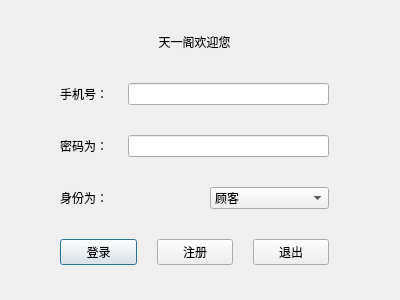
Qt form login_dialog.ui (jianghaojun/Management-system) before a commit.
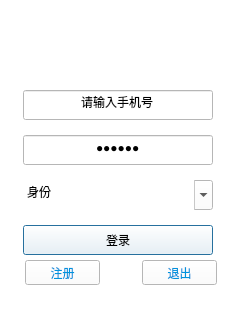
The same form after that commit. Icons and pictures are not drawn.

```diff
--- a/login_dialog.ui
+++ b/login_dialog.ui
@@ -6,37 +6,149 @@
    <rect>
     <x>0</x>
     <y>0</y>
-    <width>400</width>
-    <height>300</height>
+    <width>240</width>
+    <height>330</height>
    </rect>
   </property>
   <property name="windowTitle">
    <string>登录Login</string>
   </property>
   <property name="styleSheet">
-   <string notr="true"/>
+   <string notr="true">
+background-color: rgb(255, 255, 255);</string>
   </property>
+  <widget class="QLabel" name="label">
+   <property name="geometry">
+    <rect>
+     <x>85</x>
+     <y>13</y>
+     <width>60</width>
+     <height>60</height>
+    </rect>
+   </property>
+   <property name="minimumSize">
+    <size>
+     <width>60</width>
+     <height>60</height>
+    </size>
+   </property>
+   <property name="maximumSize">
+    <size>
+     <width>60</width>
+     <height>60</height>
+    </size>
+   </property>
+   <property name="sizeIncrement">
+    <size>
+     <width>0</width>
+     <height>0</height>
+    </size>
+   </property>
+   <property name="styleSheet">
+    <string notr="true">font: 75 14pt &quot;Arial&quot;;
+</string>
+   </property>
+   <property name="text">
+    <string/>
+   </property>
+   <property name="pixmap">
+    <pixmap resource="image.qrc">:/image/images/login_head.png</pixmap>
+   </property>
+   <property name="alignment">
+    <set>Qt::AlignCenter</set>
+   </property>
+  </widget>
+  <widget class="QLabel" name="pwdlabel">
+   <property name="geometry">
+    <rect>
+     <x>29</x>
+     <y>141</y>
+     <width>20</width>
+     <height>20</height>
+    </rect>
+   </property>
+   <property name="minimumSize">
+    <size>
+     <width>20</width>
+     <height>20</height>
+    </size>
+   </property>
+   <property name="maximumSize">
+    <size>
+     <width>20</width>
+     <height>20</height>
+    </size>
+   </property>
+   <property name="text">
+    <string/>
+   </property>
+   <property name="pixmap">
+    <pixmap resource="image.qrc">:/image/images/login_lock.png</pixmap>
+   </property>
+  </widget>
+  <widget class="QLabel" name="pnlabel">
+   <property name="geometry">
+    <rect>
+     <x>30</x>
+     <y>96</y>
+     <width>20</width>
+     <height>20</height>
+    </rect>
+   </property>
+   <property name="minimumSize">
+    <size>
+     <width>20</width>
+     <height>20</height>
+    </size>
+   </property>
+   <property name="maximumSize">
+    <size>
+     <width>20</width>
+     <height>20</height>
+    </size>
+   </property>
+   <property name="sizeIncrement">
+    <size>
+     <width>0</width>
+     <height>0</height>
+    </size>
+   </property>
+   <property name="text">
+    <string/>
+   </property>
+   <property name="pixmap">
+    <pixmap resource="image.qrc">:/image/images/login_people.png</pixmap>
+   </property>
+  </widget>
   <widget class="QWidget" name="layoutWidget">
    <property name="geometry">
     <rect>
-     <x>60</x>
-     <y>30</y>
-     <width>269</width>
-     <height>235</height>
+     <x>23</x>
+     <y>90</y>
+     <width>196</width>
+     <height>199</height>
     </rect>
    </property>
-   <layout class="QVBoxLayout" name="verticalLayout">
+   <layout class="QVBoxLayout" name="verticalLayout_2">
     <property name="spacing">
-     <number>30</number>
+     <number>15</number>
     </property>
     <item>
-     <widget class="QLabel" name="label">
-      <property name="styleSheet">
-       <string notr="true">font: 75 14pt &quot;Arial&quot;;
-</string>
+     <widget class="QLineEdit" name="pnlineEdit">
+      <property name="minimumSize">
+       <size>
+        <width>190</width>
+        <height>30</height>
+       </size>
       </property>
+      <property name="maximumSize">
+       <size>
+        <width>190</width>
+        <height>30</height>
+       </size>
+      </property>
       <property name="text">
-       <string>天一阁欢迎您</string>
+       <string>请输入手机号</string>
       </property>
       <property name="alignment">
        <set>Qt::AlignCenter</set>
@@ -44,108 +156,167 @@
      </widget>
     </item>
     <item>
-     <layout class="QHBoxLayout" name="horizontalLayout">
-      <property name="spacing">
-       <number>20</number>
+     <widget class="QLineEdit" name="pwdlineEdit">
+      <property name="minimumSize">
+       <size>
+        <width>190</width>
+        <height>30</height>
+       </size>
       </property>
+      <property name="maximumSize">
+       <size>
+        <width>190</width>
+        <height>30</height>
+       </size>
+      </property>
+      <property name="text">
+       <string>请输入密码:</string>
+      </property>
+      <property name="echoMode">
+       <enum>QLineEdit::Password</enum>
+      </property>
+      <property name="alignment">
+       <set>Qt::AlignCenter</set>
+      </property>
+     </widget>
+    </item>
+    <item>
+     <widget class="QComboBox" name="comboBox">
+      <property name="minimumSize">
+       <size>
+        <width>190</width>
+        <height>30</height>
+       </size>
+      </property>
+      <property name="maximumSize">
+       <size>
+        <width>190</width>
+        <height>30</height>
+       </size>
+      </property>
+      <property name="layoutDirection">
+       <enum>Qt::LeftToRight</enum>
+      </property>
+      <property name="editable">
+       <bool>true</bool>
+      </property>
+      <property name="iconSize">
+       <size>
+        <width>8</width>
+        <height>8</height>
+       </size>
+      </property>
+      <property name="duplicatesEnabled">
+       <bool>false</bool>
+      </property>
+      <property name="frame">
+       <bool>false</bool>
+      </property>
       <item>
-       <widget class="QLabel" name="pnlabel">
-        <property name="text">
-         <string>手机号：</string>
-        </property>
-       </widget>
+       <property name="text">
+        <string>身份</string>
+       </property>
       </item>
       <item>
-       <widget class="QLineEdit" name="pnlineEdit"/>
+       <property name="text">
+        <string>顾客</string>
+       </property>
       </item>
-     </layout>
-    </item>
-    <item>
-     <layout class="QHBoxLayout" name="horizontalLayout_2">
-      <property name="spacing">
-       <number>20</number>
-      </property>
       <item>
-       <widget class="QLabel" name="pwdlabel">
-        <property name="text">
-         <string>密码为：</string>
-        </property>
-       </widget>
+       <property name="text">
+        <string>服务员</string>
+       </property>
       </item>
       <item>
-       <widget class="QLineEdit" name="pwdlineEdit">
-        <property name="echoMode">
-         <enum>QLineEdit::Password</enum>
-        </property>
-       </widget>
+       <property name="text">
+        <string>厨师</string>
+       </property>
       </item>
-     </layout>
-    </item>
-    <item>
-     <layout class="QHBoxLayout" name="horizontalLayout_4">
       <item>
-       <widget class="QLabel" name="label_2">
-        <property name="text">
-         <string>身份为：</string>
-        </property>
-       </widget>
+       <property name="text">
+        <string>经理</string>
+       </property>
       </item>
       <item>
-       <widget class="QComboBox" name="comboBox">
-        <item>
-         <property name="text">
-          <string>顾客</string>
-         </property>
-        </item>
-        <item>
-         <property name="text">
-          <string>服务员</string>
-         </property>
-        </item>
-        <item>
-         <property name="text">
-          <string>厨师</string>
-         </property>
-        </item>
-        <item>
-         <property name="text">
-          <string>经理</string>
-         </property>
-        </item>
-        <item>
-         <property name="text">
-          <string>系统管理员</string>
-         </property>
-        </item>
-       </widget>
+       <property name="text">
+        <string>系统管理员</string>
+       </property>
       </item>
-     </layout>
+     </widget>
     </item>
     <item>
-     <layout class="QHBoxLayout" name="horizontalLayout_3">
+     <layout class="QVBoxLayout" name="verticalLayout">
       <property name="spacing">
-       <number>20</number>
+       <number>5</number>
       </property>
       <item>
        <widget class="QPushButton" name="loginpushButton">
+        <property name="minimumSize">
+         <size>
+          <width>190</width>
+          <height>30</height>
+         </size>
+        </property>
+        <property name="maximumSize">
+         <size>
+          <width>190</width>
+          <height>30</height>
+         </size>
+        </property>
+        <property name="styleSheet">
+         <string notr="true"/>
+        </property>
         <property name="text">
          <string>登录</string>
         </property>
        </widget>
       </item>
       <item>
-       <widget class="QPushButton" name="registerpushButton">
-        <property name="text">
-         <string>注册</string>
+       <layout class="QHBoxLayout" name="horizontalLayout">
+        <property name="spacing">
+         <number>40</number>
         </property>
-       </widget>
-      </item>
-      <item>
-       <widget class="QPushButton" name="quitpushButton">
-        <property name="text">
-         <string>退出</string>
-        </property>
-       </widget>
+        <item>
+         <widget class="QPushButton" name="registerpushButton">
+          <property name="maximumSize">
+           <size>
+            <width>75</width>
+            <height>25</height>
+           </size>
+          </property>
+          <property name="styleSheet">
+           <string notr="true">color: rgb(0, 147, 221);
+background-color: rgb(255, 255, 255);</string>
+          </property>
+          <property name="text">
+           <string>注册</string>
+          </property>
+          <property name="autoDefault">
+           <bool>false</bool>
+          </property>
+         </widget>
+        </item>
+        <item>
+         <widget class="QPushButton" name="quitpushButton">
+          <property name="maximumSize">
+           <size>
+            <width>75</width>
+            <height>25</height>
+           </size>
+          </property>
+          <property name="styleSheet">
+           <string notr="true">color: rgb(0, 147, 221);
+background-color: rgb(255, 255, 255);</string>
+          </property>
+          <property name="text">
+           <string>退出</string>
+          </property>
+          <property name="autoDefault">
+           <bool>false</bool>
+          </property>
+         </widget>
+        </item>
+       </layout>
       </item>
      </layout>
     </item>
```
Left out of the diff: 10 changed lines with no effect on the pictures.
